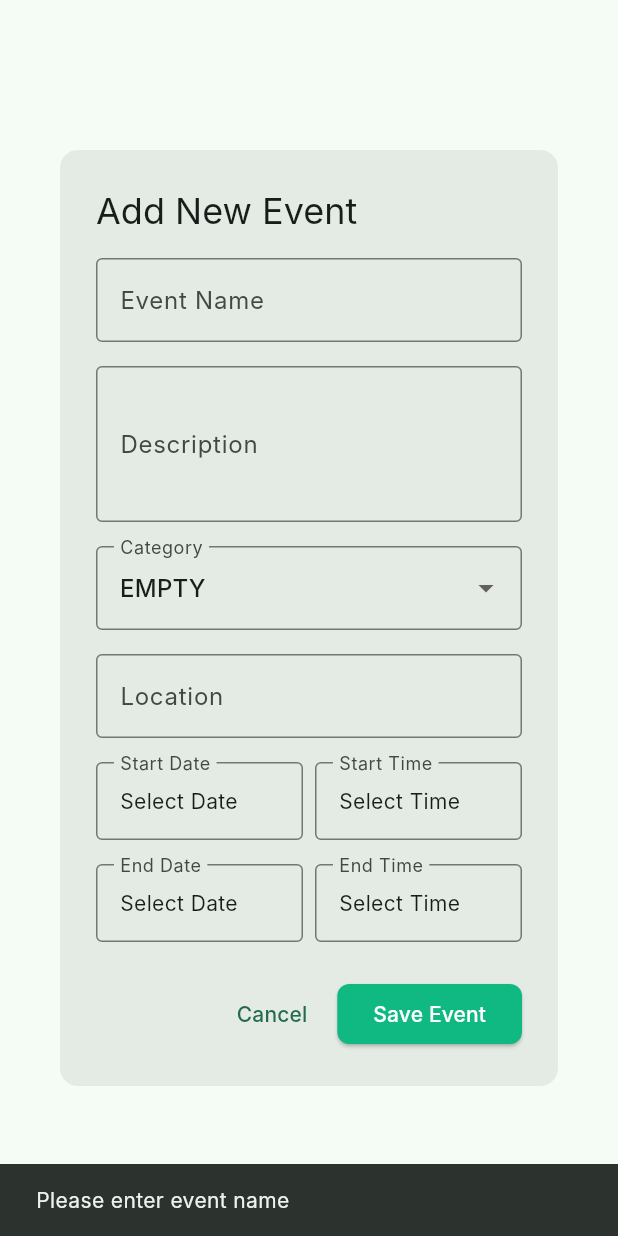
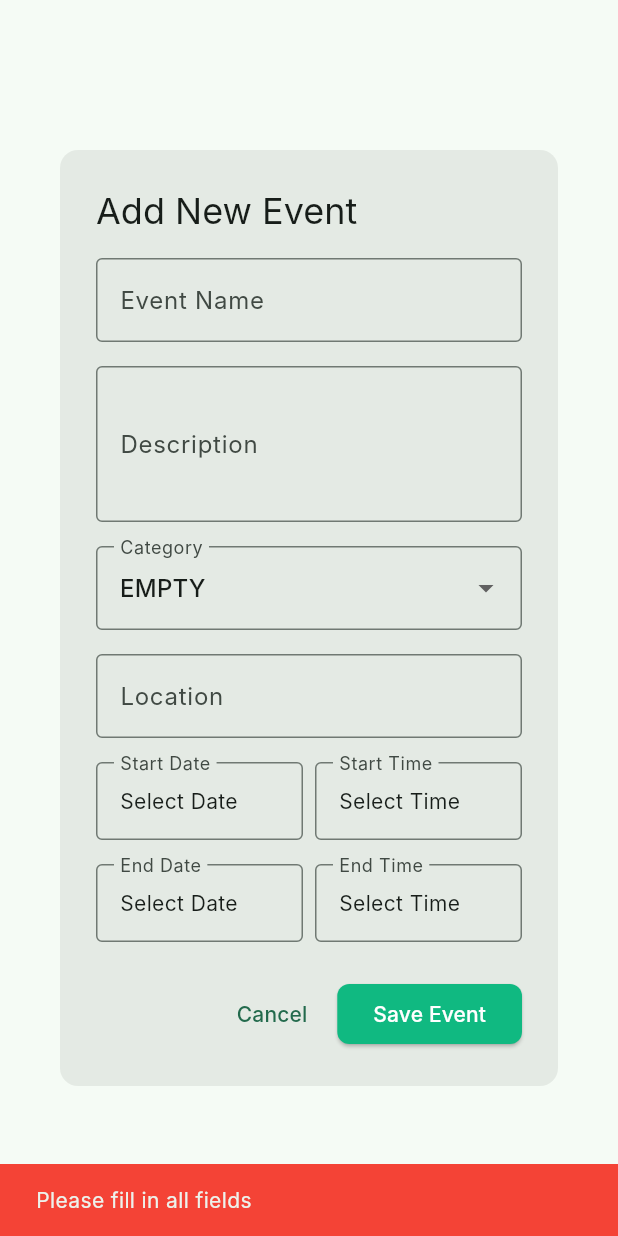
Before and after one commit to nurhaziqharis/masjid_management_flutter, a Flutter app: the EventFormDialog widget shown alone on an empty page, opened directly, after a tap on "Save Event", on a phone screen of 412 x 824 dp. Run offline on Flutter 3.47's test engine with Material 3 defaults, Android fonts, the phone set to English and light mode, and no system bars; our stand-ins replace go_router; Roboto replaces fonts that are missing (Inter).

Commit message:
add function when user click save event

```diff
--- a/lib/main.dart
+++ b/lib/main.dart
@@ -1,9 +1,9 @@
 import 'package:flutter/material.dart';
 import 'package:http/http.dart' as http;
-import 'package:masjid_management_flutter/views/dashboard_admin.dart';
+import 'package:masjid_management_flutter/pages/dashboard_admin.dart';
 import 'dart:convert';
 import 'package:go_router/go_router.dart';
-import 'package:masjid_management_flutter/views/signup.dart';
+import 'package:masjid_management_flutter/pages/signup.dart';
 
 void main() {
   runApp(MyApp());
--- a/lib/views/popup/event_popup.dart
+++ b/lib/pages/popup/event_popup_new_edit.dart
@@ -1,4 +1,7 @@
+import 'dart:convert';
+
 import 'package:flutter/material.dart';
+import 'package:http/http.dart' as http;
 import '../../enums/enums.dart';
 import '../../models/event.dart';
 import '../../styles/masjid_button_style.dart';
@@ -34,7 +37,6 @@ class EventFormDialogState extends State<EventFormDialog> {
   @override
   Widget build(BuildContext context) {
     return AlertDialog(
-
       shape: RoundedRectangleBorder(borderRadius: BorderRadius.circular(12)),
       title: const Text("Add New Event"),
       content: SingleChildScrollView(
@@ -74,10 +76,7 @@ class EventFormDialogState extends State<EventFormDialog> {
                 items: Category.values.map((Category category) {
                   return DropdownMenuItem<Category>(
                     value: category,
-                    child: Text(category
-                        .toString()
-                        .split('.')
-                        .last),
+                    child: Text(category.toString().split('.').last),
                   );
                 }).toList(),
                 onChanged: (Category? newValue) {
@@ -111,8 +110,7 @@ class EventFormDialogState extends State<EventFormDialog> {
                         ),
                         child: Text(
                           _startDate != null
-                              ? '${_startDate!.day}/${_startDate!
-                              .month}/${_startDate!.year}'
+                              ? '${_startDate!.day}/${_startDate!.month}/${_startDate!.year}'
                               : 'Select Date',
                         ),
                       ),
@@ -152,8 +150,7 @@ class EventFormDialogState extends State<EventFormDialog> {
                         ),
                         child: Text(
                           _endDate != null
-                              ? '${_endDate!.day}/${_endDate!.month}/${_endDate!
-                              .year}'
+                              ? '${_endDate!.day}/${_endDate!.month}/${_endDate!.year}'
                               : 'Select Date',
                         ),
                       ),
@@ -248,23 +245,27 @@ class EventFormDialogState extends State<EventFormDialog> {
     }
   }
 
-  void _saveEvent() {
-    // Validation
-    if (_nameController.text.isEmpty) {
+  void _saveEvent() async {
+    // Validate required fields
+    if (_nameController.text.isEmpty ||
+        _descriptionController.text.isEmpty ||
+        _locationController.text.isEmpty ||
+        _startDate == null ||
+        _endDate == null ||
+        _startTime == null ||
+        _endTime == null ||
+        _selectedCategory == Category.EMPTY) {
+      // Show error dialog or snackbar
       ScaffoldMessenger.of(context).showSnackBar(
-        SnackBar(content: Text('Please enter event name')),
+        SnackBar(
+          content: Text('Please fill in all fields'),
+          backgroundColor: Colors.red,
+        ),
       );
       return;
     }
 
-    if (_startDate == null || _startTime == null) {
-      ScaffoldMessenger.of(context).showSnackBar(
-        SnackBar(content: Text('Please select start date and time')),
-      );
-      return;
-    }
-
-    // Combine date and time
+    // Combine date and time into DateTime objects
     DateTime startDateTime = DateTime(
       _startDate!.year,
       _startDate!.month,
@@ -273,39 +274,60 @@ class EventFormDialogState extends State<EventFormDialog> {
       _startTime!.minute,
     );
 
-    DateTime? endDateTime;
-    if (_endDate != null && _endTime != null) {
-      endDateTime = DateTime(
+    DateTime endDateTime = DateTime(
       _endDate!.year,
       _endDate!.month,
       _endDate!.day,
       _endTime!.hour,
       _endTime!.minute,
     );
-    }
 
-    // Create Event object
-    Event newEvent = Event(
-      name: _nameController.text,
-      description: _descriptionController.text,
-      category: _selectedCategory,
-      location: _locationController.text,
-      startTime: startDateTime,
-      endTime: endDateTime,
+    try {
+      print('Saving event...');
+      final response = await http.post(
+        Uri.parse('http://127.0.0.1:8080/api/v1/auth/createevent'),
+        headers: {"Content-Type": "application/json"},
+        body: jsonEncode({
+          "name": _nameController.text,
+          "description": _descriptionController.text,
+          "location": _locationController.text,
+          "starttime": startDateTime.toIso8601String(),
+          "endtime": endDateTime.toIso8601String(),
+          "category": _selectedCategory.toString().split('.').last,
+        }),
       );
 
-    // TODO: Save the event to your database or state management
-    print('New Event Created: ${newEvent.name}');
+      print('Response status: ${response.statusCode}');
+      print('Response body: ${response.body}');
 
-    // Close the dialog
-    Navigator.of(context).pop();
+      if (response.statusCode == 200 || response.statusCode == 201) {
+        // Success - close the dialog
+        Navigator.of(context).pop(true); // Return true to indicate success
 
         // Show success message
         ScaffoldMessenger.of(context).showSnackBar(
           SnackBar(
-        content: Text('Event "${newEvent.name}" created successfully!'),
-        backgroundColor: Color(0xFF10B981),
+            content: Text('Event created successfully!'),
+            backgroundColor: Colors.green,
+          ),
+        );
+      } else {
+        // Error - show error message
+        ScaffoldMessenger.of(context).showSnackBar(
+          SnackBar(
+            content: Text('Failed to create event. Please try again.'),
+            backgroundColor: Colors.red,
+          ),
+        );
+      }
+    } catch (error) {
+      print('Error creating event: $error');
+      ScaffoldMessenger.of(context).showSnackBar(
+        SnackBar(
+          content: Text('Network error. Please check your connection.'),
+          backgroundColor: Colors.red,
         ),
       );
     }
   }
+}
--- a/lib/views/signup.dart
+++ b/lib/pages/signup.dart
@@ -85,8 +85,6 @@ class _SignupPageState extends State<SignupPage> with TickerProviderStateMixin {
             'role': "USER",
           }),
         );
-        print(response.body);
-        print('rewrew');
 
         if (response.statusCode == 201 || response.statusCode == 200) {
           final responseData = json.decode(response.body);
--- a/lib/segment/event_segment.dart
+++ b/lib/segment/event_segment.dart
@@ -1,7 +1,7 @@
 import 'package:flutter/material.dart';
 import 'package:masjid_management_flutter/enums/enums.dart';
 import 'package:masjid_management_flutter/models/event.dart';
-import 'package:masjid_management_flutter/views/popup/event_popup.dart';
+import 'package:masjid_management_flutter/pages/popup/event_popup_new_edit.dart';
 
 import '../styles/masjid_button_style.dart';
 
```
Also changed, not shown: lib/pages/dashboard_admin.dart (renamed from lib/views/dashboard_admin.dart). Lines whose indentation alone changed are shown as unchanged.
